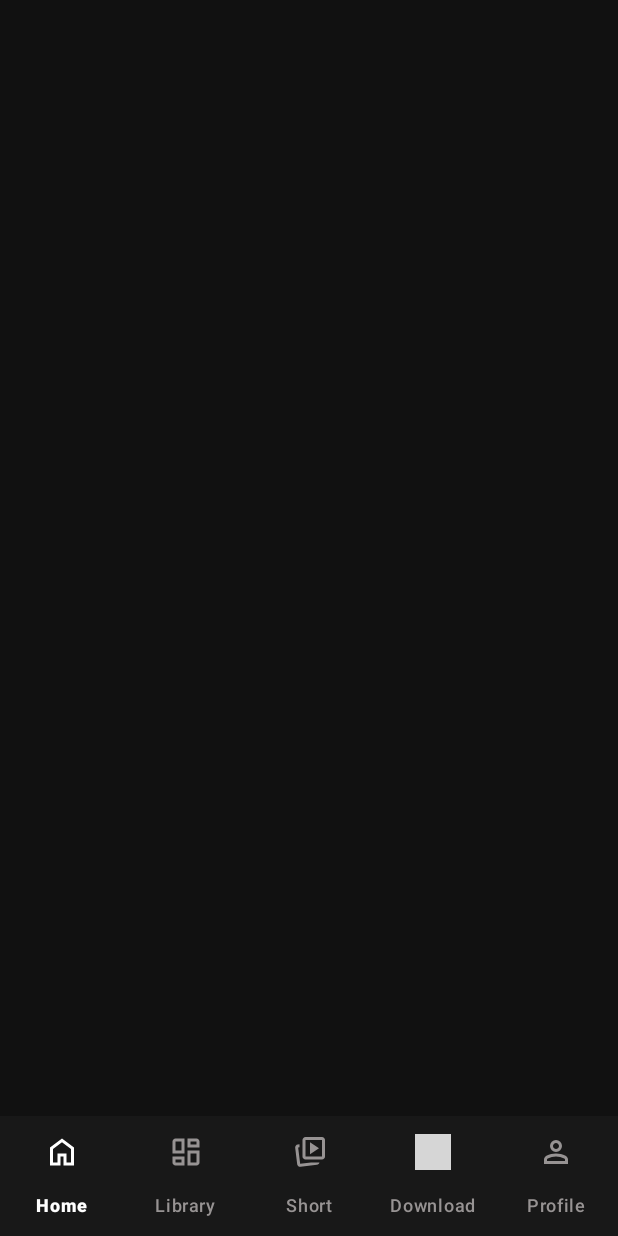
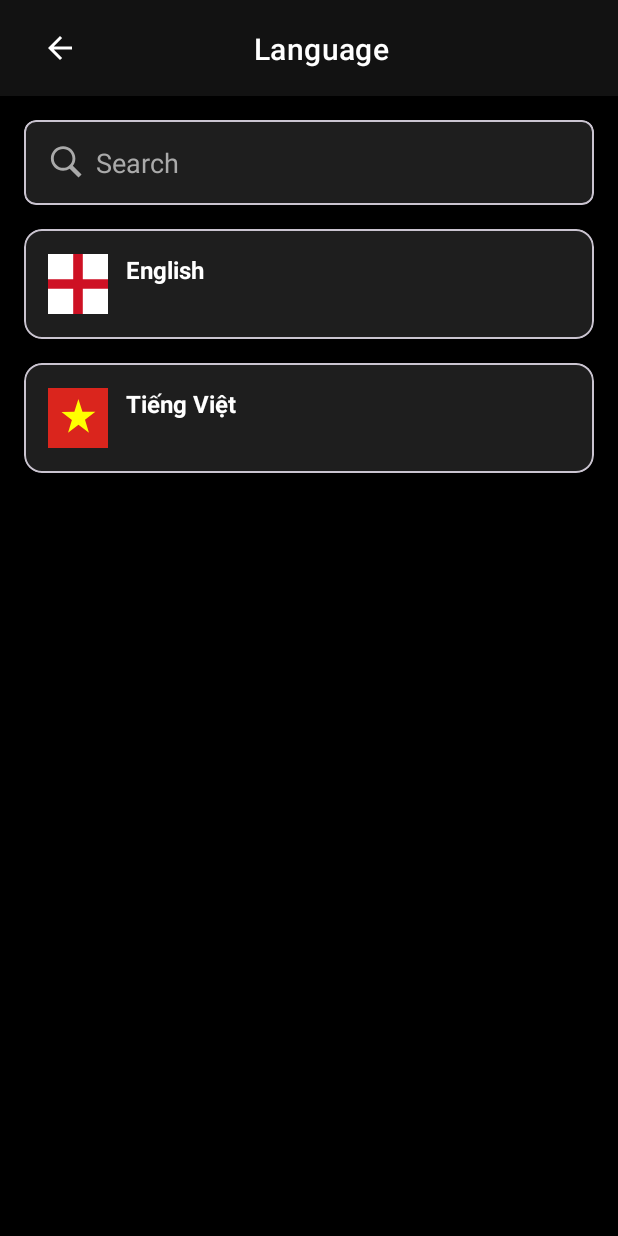
Before and after one commit to DuDuongVanPtit/DEFTY_MOVIE_APP, an Android app: the screen it shows after launch (MainActivity before the commit, LanguageActivity after it), on a phone screen of 412 x 824 dp. Run offline under Robolectric (Android 15) with nearby library versions, the light colour scheme and no system bars; grey boxes are pictures that could not be loaded.

Commit message:
add  Language activity

```diff
--- /dev/null
+++ b/app/src/main/java/com/example/defty_movie_app/adapter/LanguageAdapter.java
@@ -0,0 +1,59 @@
+package com.example.defty_movie_app.adapter;
+
+import android.view.LayoutInflater;
+import android.view.View;
+import android.view.ViewGroup;
+import android.widget.ImageView;
+import android.widget.TextView;
+
+import androidx.annotation.NonNull;
+import androidx.recyclerview.widget.RecyclerView;
+
+import com.example.defty_movie_app.R;
+import com.example.defty_movie_app.data.dto.Language;
+import com.example.defty_movie_app.viewmodel.LanguageViewModel;
+
+import java.util.List;
+
+public class LanguageAdapter extends RecyclerView.Adapter<LanguageAdapter.LanguageViewHolder> {
+
+    private final List<Language> languageList;
+    private final LanguageViewModel viewModel;
+
+    public LanguageAdapter(List<Language> languageList, LanguageViewModel viewModel) {
+        this.languageList = languageList;
+        this.viewModel = viewModel;
+    }
+
+    @NonNull
+    @Override
+    public LanguageViewHolder onCreateViewHolder(@NonNull ViewGroup parent, int viewType) {
+        View view = LayoutInflater.from(parent.getContext()).inflate(R.layout.item_language, parent, false);
+        return new LanguageViewHolder(view);
+    }
+
+    @Override
+    public void onBindViewHolder(@NonNull LanguageViewHolder holder, int position) {
+        Language language = languageList.get(position);
+        holder.flagImage.setImageResource(language.getFlagResId());
+        holder.languageText.setText(language.getDisplayName());
+
+        holder.itemView.setOnClickListener(v -> viewModel.setLanguage(language.getCode()));
+    }
+
+    @Override
+    public int getItemCount() {
+        return languageList.size();
+    }
+
+    static class LanguageViewHolder extends RecyclerView.ViewHolder {
+        ImageView flagImage;
+        TextView languageText;
+
+        public LanguageViewHolder(@NonNull View itemView) {
+            super(itemView);
+            flagImage = itemView.findViewById(R.id.language_flag);
+            languageText = itemView.findViewById(R.id.language_name);
+        }
+    }
+}
--- /dev/null
+++ b/app/src/main/java/com/example/defty_movie_app/data/dto/Language.java
@@ -0,0 +1,17 @@
+package com.example.defty_movie_app.data.dto;
+
+public class Language {
+    private final String code;
+    private final String displayName;
+    private final int flagResId; // drawable resource
+
+    public Language(String code, String displayName, int flagResId) {
+        this.code = code;
+        this.displayName = displayName;
+        this.flagResId = flagResId;
+    }
+
+    public String getCode() { return code; }
+    public String getDisplayName() { return displayName; }
+    public int getFlagResId() { return flagResId; }
+}
--- /dev/null
+++ b/app/src/main/java/com/example/defty_movie_app/view/LanguageActivity.java
@@ -0,0 +1,50 @@
+package com.example.defty_movie_app.view;
+
+import android.os.Bundle;
+import android.widget.Toast;
+
+import androidx.appcompat.app.AppCompatActivity;
+import androidx.lifecycle.ViewModelProvider;
+import androidx.recyclerview.widget.LinearLayoutManager;
+import androidx.recyclerview.widget.RecyclerView;
+
+import com.example.defty_movie_app.R;
+import com.example.defty_movie_app.adapter.LanguageAdapter;
+import com.example.defty_movie_app.data.dto.Language;
+import com.example.defty_movie_app.viewmodel.LanguageViewModel;
+
+import java.util.Arrays;
+import java.util.List;
+
+public class LanguageActivity extends AppCompatActivity {
+
+    private LanguageViewModel viewModel;
+
+    @Override
+    protected void onCreate(Bundle savedInstanceState) {
+        super.onCreate(savedInstanceState);
+        setContentView(R.layout.language_activity);
+
+        viewModel = new ViewModelProvider(this).get(LanguageViewModel.class);
+
+        // Thiết lập RecyclerView
+        RecyclerView recyclerView = findViewById(R.id.language_recycler);
+        recyclerView.setLayoutManager(new LinearLayoutManager(this));
+
+        List<Language> languages = Arrays.asList(
+                new Language("en", "English", R.drawable.ic_eng),
+                new Language("vi", "Tiếng Việt", R.drawable.ic_vn)
+        );
+
+        LanguageAdapter adapter = new LanguageAdapter(languages, viewModel);
+        recyclerView.setAdapter(adapter);
+
+        viewModel.getSelectedLanguageCode().observe(this, code -> {
+            Toast.makeText(this, "Language selected: " + code, Toast.LENGTH_SHORT).show();
+        });
+
+        // Xử lý nút back
+        findViewById(R.id.back_button).setOnClickListener(v -> finish());
+    }
+
+}
--- a/app/src/main/java/com/example/defty_movie_app/view/ProfileFragment.java
+++ b/app/src/main/java/com/example/defty_movie_app/view/ProfileFragment.java
@@ -1,9 +1,12 @@
 package com.example.defty_movie_app.view;
 
+import android.content.Intent;
 import android.os.Bundle;
 import android.view.LayoutInflater;
 import android.view.View;
 import android.view.ViewGroup;
+import android.widget.ImageView;
+import android.widget.LinearLayout;
 import android.widget.TextView;
 import androidx.annotation.NonNull;
 import androidx.annotation.Nullable;
@@ -38,6 +41,13 @@ public class ProfileFragment extends Fragment {
 
         observeUserData();
 
+        LinearLayout languageItem = view.findViewById(R.id.language_item);
+        languageItem.setOnClickListener(v -> {
+            Intent intent = new Intent(getContext(), LanguageActivity.class);
+            startActivity(intent);
+        });
+
+
         return view;
     }
 
--- /dev/null
+++ b/app/src/main/java/com/example/defty_movie_app/viewmodel/LanguageViewModel.java
@@ -0,0 +1,17 @@
+package com.example.defty_movie_app.viewmodel;
+
+import androidx.lifecycle.LiveData;
+import androidx.lifecycle.MutableLiveData;
+import androidx.lifecycle.ViewModel;
+
+public class LanguageViewModel extends ViewModel {
+    private final MutableLiveData<String> selectedLanguageCode = new MutableLiveData<>();
+
+    public LiveData<String> getSelectedLanguageCode() {
+        return selectedLanguageCode;
+    }
+
+    public void setLanguage(String code) {
+        selectedLanguageCode.setValue(code);
+    }
+}
--- /dev/null
+++ b/app/src/main/res/drawable/ic_check_circle.xml
@@ -0,0 +1,13 @@
+<vector xmlns:android="http://schemas.android.com/apk/res/android"
+    android:width="800dp"
+    android:height="800dp"
+    android:viewportWidth="24"
+    android:viewportHeight="24">
+  <path
+      android:pathData="M16.03,10.03C16.323,9.737 16.323,9.263 16.03,8.97C15.737,8.677 15.263,8.677 14.97,8.97L10.5,13.439L9.03,11.97C8.737,11.677 8.263,11.677 7.97,11.97C7.677,12.263 7.677,12.737 7.97,13.03L9.97,15.03C10.263,15.323 10.737,15.323 11.03,15.03L16.03,10.03Z"
+      android:fillColor="#1C274C"/>
+  <path
+      android:pathData="M12,1.25C6.063,1.25 1.25,6.063 1.25,12C1.25,17.937 6.063,22.75 12,22.75C17.937,22.75 22.75,17.937 22.75,12C22.75,6.063 17.937,1.25 12,1.25ZM2.75,12C2.75,6.891 6.891,2.75 12,2.75C17.109,2.75 21.25,6.891 21.25,12C21.25,17.109 17.109,21.25 12,21.25C6.891,21.25 2.75,17.109 2.75,12Z"
+      android:fillColor="#1C274C"
+      android:fillType="evenOdd"/>
+</vector>
--- /dev/null
+++ b/app/src/main/res/drawable/ic_eng.xml
@@ -0,0 +1,15 @@
+<vector xmlns:android="http://schemas.android.com/apk/res/android"
+    android:width="640dp"
+    android:height="480dp"
+    android:viewportWidth="640"
+    android:viewportHeight="480">
+  <path
+      android:pathData="M0,0h640v480H0z"
+      android:fillColor="#fff"/>
+  <path
+      android:pathData="M281.6,0h76.8v480h-76.8z"
+      android:fillColor="#ce1124"/>
+  <path
+      android:pathData="M0,201.6h640v76.8H0z"
+      android:fillColor="#ce1124"/>
+</vector>
--- /dev/null
+++ b/app/src/main/res/drawable/ic_search.xml
@@ -0,0 +1,9 @@
+<vector xmlns:android="http://schemas.android.com/apk/res/android"
+    android:width="50dp"
+    android:height="50dp"
+    android:viewportWidth="50"
+    android:viewportHeight="50">
+  <path
+      android:fillColor="#FF000000"
+      android:pathData="M21,3C11.602,3 4,10.602 4,20C4,29.398 11.602,37 21,37C24.355,37 27.461,36.016 30.094,34.344L42.375,46.625L46.625,42.375L34.5,30.281C36.68,27.422 38,23.879 38,20C38,10.602 30.398,3 21,3ZM21,7C28.199,7 34,12.801 34,20C34,27.199 28.199,33 21,33C13.801,33 8,27.199 8,20C8,12.801 13.801,7 21,7Z"/>
+</vector>
--- /dev/null
+++ b/app/src/main/res/drawable/ic_vn.xml
@@ -0,0 +1,18 @@
+<vector xmlns:android="http://schemas.android.com/apk/res/android"
+    android:width="640dp"
+    android:height="480dp"
+    android:viewportWidth="640"
+    android:viewportHeight="480">
+  <group>
+    <clip-path
+        android:pathData="M0.03,0l639.94,0l0,480L0.03,480z"/>
+    <path
+        android:pathData="M-40,0l720,0l0,480l-720,0z"
+        android:fillColor="#da251d"
+        android:fillType="evenOdd"/>
+    <path
+        android:pathData="M407.75,357.19 L323.75,294.66l-83.44,63.09L271.25,255l-83.44,-63.47 103.22,-0.94 32.06,-102.56L355.63,190.31l103.22,0.09 -82.97,64.13 31.78,102.75z"
+        android:fillColor="#ff0"
+        android:fillType="evenOdd"/>
+  </group>
+</vector>
--- /dev/null
+++ b/app/src/main/res/layout/item_language.xml
@@ -0,0 +1,74 @@
+<?xml version="1.0" encoding="utf-8"?>
+<com.google.android.material.card.MaterialCardView xmlns:android="http://schemas.android.com/apk/res/android"
+    xmlns:app="http://schemas.android.com/apk/res-auto"
+    android:layout_width="match_parent"
+    android:layout_height="wrap_content"
+    android:layout_marginHorizontal="16dp"
+    android:layout_marginVertical="8dp"
+    android:clickable="true"
+    android:focusable="true"
+    app:cardCornerRadius="12dp"
+    app:cardElevation="2dp"
+    app:cardBackgroundColor="#1E1E1E">
+
+    <androidx.constraintlayout.widget.ConstraintLayout
+        android:layout_width="match_parent"
+        android:layout_height="wrap_content"
+        android:padding="16dp">
+
+        <!-- Flag -->
+        <ImageView
+            android:id="@+id/language_flag"
+            android:layout_width="40dp"
+            android:layout_height="40dp"
+            android:contentDescription="TODO"
+            android:scaleType="centerCrop"
+            app:layout_constraintStart_toStartOf="parent"
+            app:layout_constraintTop_toTopOf="parent"
+            app:layout_constraintBottom_toBottomOf="parent" />
+
+        <!-- Language Name -->
+        <TextView
+            android:id="@+id/language_name"
+            android:layout_width="0dp"
+            android:layout_height="wrap_content"
+            android:textColor="#FFFFFF"
+            android:textStyle="bold"
+            android:textSize="16sp"
+            app:layout_constraintStart_toEndOf="@id/language_flag"
+            app:layout_constraintTop_toTopOf="parent"
+            app:layout_constraintBottom_toTopOf="@id/language_native_name"
+            app:layout_constraintEnd_toStartOf="@id/language_selected"
+            android:layout_marginStart="12dp"
+            android:maxLines="1"
+            android:ellipsize="end" />
+
+        <!-- Native Name -->
+        <TextView
+            android:id="@+id/language_native_name"
+            android:layout_width="0dp"
+            android:layout_height="wrap_content"
+            android:textColor="#BBBBBB"
+            android:textSize="14sp"
+            app:layout_constraintStart_toStartOf="@id/language_name"
+            app:layout_constraintTop_toBottomOf="@id/language_name"
+            app:layout_constraintEnd_toEndOf="@id/language_name"
+            app:layout_constraintBottom_toBottomOf="parent"
+            android:maxLines="1"
+            android:ellipsize="end" />
+
+        <!-- Checkmark (Visible only when selected) -->
+        <ImageView
+            android:id="@+id/language_selected"
+            android:layout_width="24dp"
+            android:layout_height="24dp"
+            android:src="@drawable/ic_check_circle"
+            android:visibility="gone"
+            android:contentDescription="@string/selected"
+            app:layout_constraintEnd_toEndOf="parent"
+            app:layout_constraintTop_toTopOf="parent"
+            app:layout_constraintBottom_toBottomOf="parent"
+            app:tint="#BB86FC" />
+
+    </androidx.constraintlayout.widget.ConstraintLayout>
+</com.google.android.material.card.MaterialCardView>
--- /dev/null
+++ b/app/src/main/res/layout/language_activity.xml
@@ -0,0 +1,116 @@
+<?xml version="1.0" encoding="utf-8"?>
+<androidx.constraintlayout.widget.ConstraintLayout xmlns:android="http://schemas.android.com/apk/res/android"
+    xmlns:app="http://schemas.android.com/apk/res-auto"
+    xmlns:tools="http://schemas.android.com/tools"
+    android:layout_width="match_parent"
+    android:layout_height="match_parent"
+    android:background="#000000">
+
+    <!-- Modern Toolbar with Back Button -->
+    <com.google.android.material.appbar.MaterialToolbar
+        android:id="@+id/toolbar"
+        android:layout_width="match_parent"
+        android:layout_height="wrap_content"
+        android:background="#121212"
+        android:elevation="4dp"
+        app:layout_constraintTop_toTopOf="parent">
+
+        <androidx.constraintlayout.widget.ConstraintLayout
+            android:layout_width="match_parent"
+            android:layout_height="wrap_content">
+
+            <ImageButton
+                android:id="@+id/back_button"
+                android:layout_width="48dp"
+                android:layout_height="48dp"
+                android:background="?attr/selectableItemBackgroundBorderless"
+                android:contentDescription="@string/back"
+                android:src="@drawable/ic_arrow_back"
+                android:tint="#FFFFFF"
+                app:layout_constraintBottom_toBottomOf="parent"
+                app:layout_constraintStart_toStartOf="parent"
+                app:layout_constraintTop_toTopOf="parent" />
+
+            <TextView
+                android:id="@+id/toolbar_title"
+                android:layout_width="0dp"
+                android:layout_height="wrap_content"
+                android:gravity="center"
+                android:text="@string/language_select"
+                android:textAppearance="@style/TextAppearance.MaterialComponents.Headline6"
+                android:textColor="#FFFFFF"
+                app:layout_constraintBottom_toBottomOf="parent"
+                app:layout_constraintEnd_toEndOf="parent"
+                app:layout_constraintStart_toStartOf="parent"
+                app:layout_constraintTop_toTopOf="parent" />
+        </androidx.constraintlayout.widget.ConstraintLayout>
+    </com.google.android.material.appbar.MaterialToolbar>
+
+    <!-- Search Bar for Languages (Optional) -->
+    <com.google.android.material.card.MaterialCardView
+        android:id="@+id/search_container"
+        android:layout_width="match_parent"
+        android:layout_height="wrap_content"
+        android:layout_margin="16dp"
+        app:cardBackgroundColor="#1E1E1E"
+        app:cardCornerRadius="8dp"
+        app:cardElevation="2dp"
+        app:layout_constraintTop_toBottomOf="@id/toolbar">
+
+        <LinearLayout
+            android:layout_width="match_parent"
+            android:layout_height="wrap_content"
+            android:gravity="center_vertical"
+            android:orientation="horizontal"
+            android:padding="8dp">
+
+            <ImageView
+                android:layout_width="24dp"
+                android:layout_height="24dp"
+                android:layout_marginStart="8dp"
+                android:contentDescription="@string/search"
+                android:src="@drawable/ic_search"
+                app:tint="#AAAAAA" />
+
+            <EditText
+                android:id="@+id/search_languages"
+                android:layout_width="match_parent"
+                android:layout_height="wrap_content"
+                android:background="@null"
+                android:hint="@string/search"
+                android:importantForAutofill="no"
+                android:inputType="text"
+                android:padding="8dp"
+                android:textColor="#FFFFFF"
+                android:textColorHint="#AAAAAA" />
+        </LinearLayout>
+    </com.google.android.material.card.MaterialCardView>
+
+    <!-- RecyclerView with Better Styling -->
+    <androidx.recyclerview.widget.RecyclerView
+        android:id="@+id/language_recycler"
+        android:layout_width="0dp"
+        android:layout_height="0dp"
+        android:layout_marginTop="8dp"
+        android:clipToPadding="false"
+        android:paddingBottom="16dp"
+        android:scrollbars="vertical"
+        app:layout_constraintBottom_toBottomOf="parent"
+        app:layout_constraintEnd_toEndOf="parent"
+        app:layout_constraintStart_toStartOf="parent"
+        app:layout_constraintTop_toBottomOf="@id/search_container"
+        tools:listitem="@layout/item_language" />
+
+    <!-- Loading Indicator -->
+    <ProgressBar
+        android:id="@+id/loading_indicator"
+        android:layout_width="wrap_content"
+        android:layout_height="wrap_content"
+        android:indeterminateTint="#BB86FC"
+        android:visibility="gone"
+        app:layout_constraintBottom_toBottomOf="parent"
+        app:layout_constraintEnd_toEndOf="parent"
+        app:layout_constraintStart_toStartOf="parent"
+        app:layout_constraintTop_toBottomOf="@id/toolbar" />
+
+</androidx.constraintlayout.widget.ConstraintLayout>
--- a/app/src/main/res/layout/profile_fragment.xml
+++ b/app/src/main/res/layout/profile_fragment.xml
@@ -223,6 +223,7 @@
 
         <!-- Menu Item: Language -->
         <LinearLayout
+            android:id="@+id/language_item"
             android:layout_width="match_parent"
             android:layout_height="wrap_content"
             android:orientation="horizontal"
--- a/app/src/main/res/values/strings.xml
+++ b/app/src/main/res/values/strings.xml
@@ -19,6 +19,9 @@
     <string name="gender">Gender</string>
     <string name="password">Password</string>
     <string name="login">Login</string>
+    <string name="language_select">Language</string>
+    <string name="search">Search</string>
+    <string name="selected">Selected</string>
     <string-array name="gender_array">
         <item>Select Gender</item>
         <item>Male</item>
```
Also changed, not shown: app/src/main/AndroidManifest.xml (+8 -0 lines).
